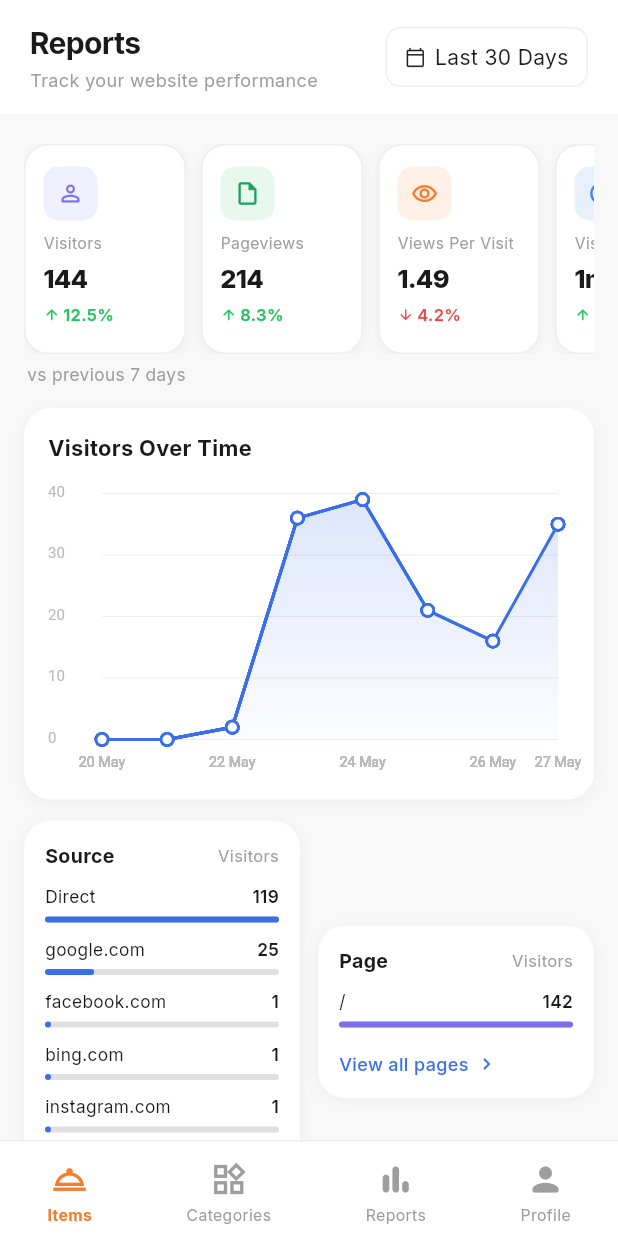
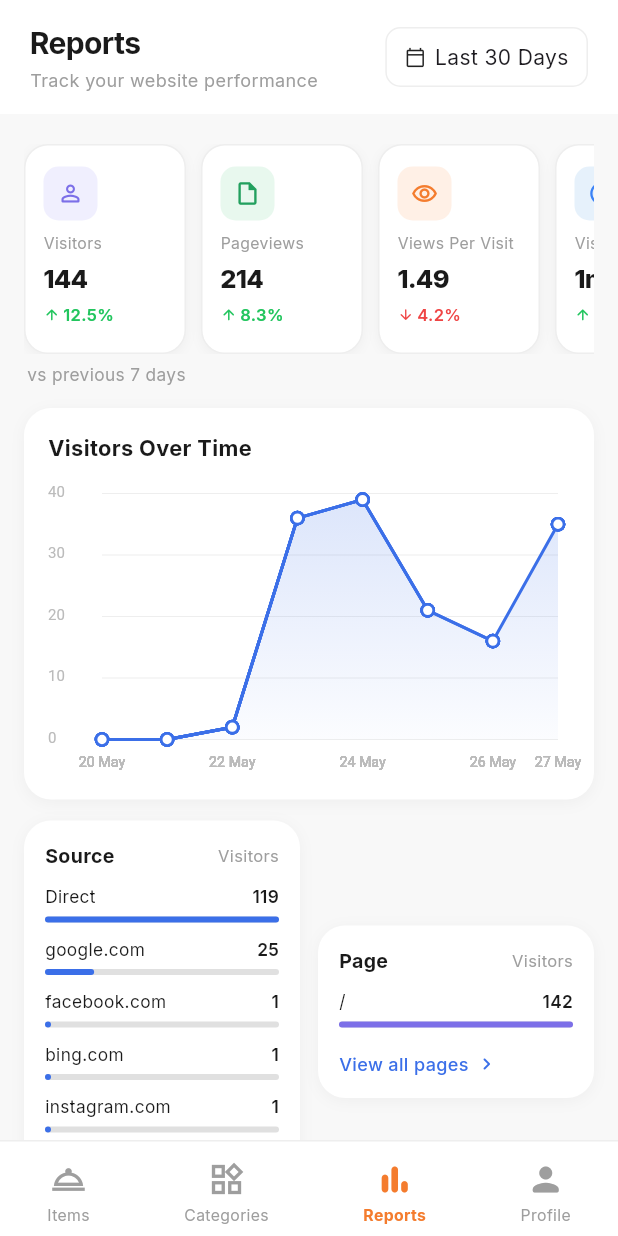
Before and after one commit to sagarshettyy11/Grub-Monkeys-Application, a Flutter app: the screen it shows after launch, item 3 of the bottom bar chosen, on a phone screen of 412 x 824 dp. Run offline on Flutter 3.47's test engine with Material 3 defaults, Android fonts, the phone set to English and light mode, and no system bars; our stand-ins replace google_fonts; network calls fail.

Commit message:
Final Update

```diff
--- a/grub_monkeys/lib/screens/analytics.dart
+++ b/grub_monkeys/lib/screens/analytics.dart
@@ -157,7 +157,7 @@ class _ReportsScreenState extends State<ReportsScreen> {
           ],
         ),
       ),
-      bottomNavigationBar: const CommonBottomNav(currentIndex: 0),
+      bottomNavigationBar: const CommonBottomNav(currentIndex: 2),
     );
   }
 
```
